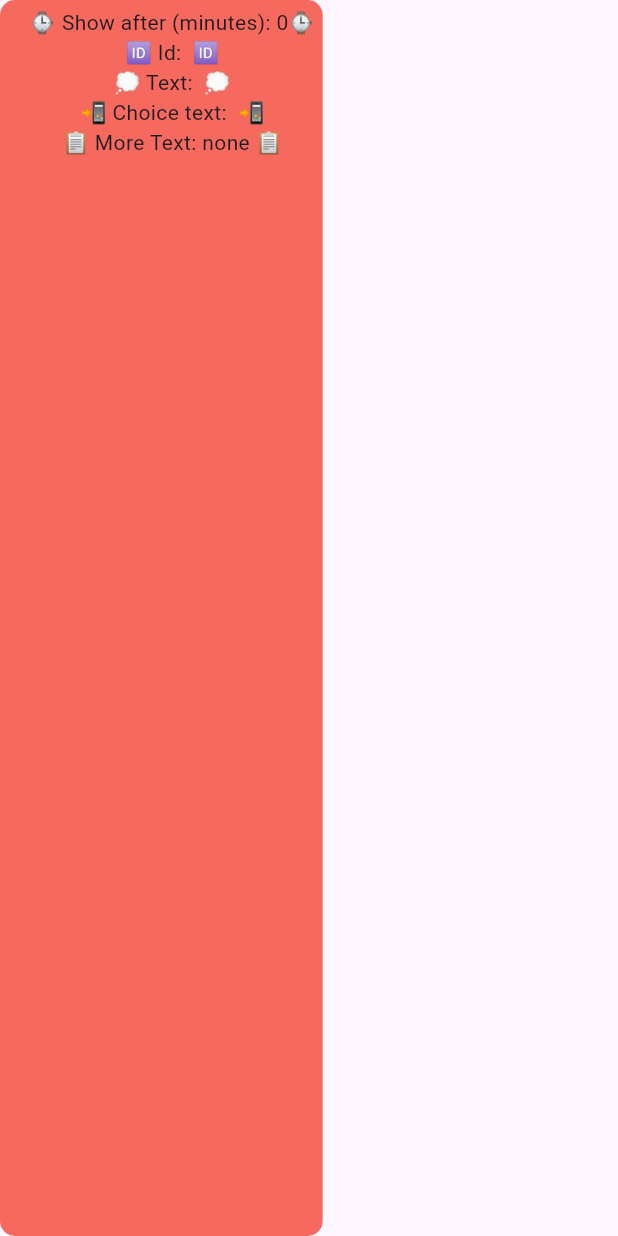
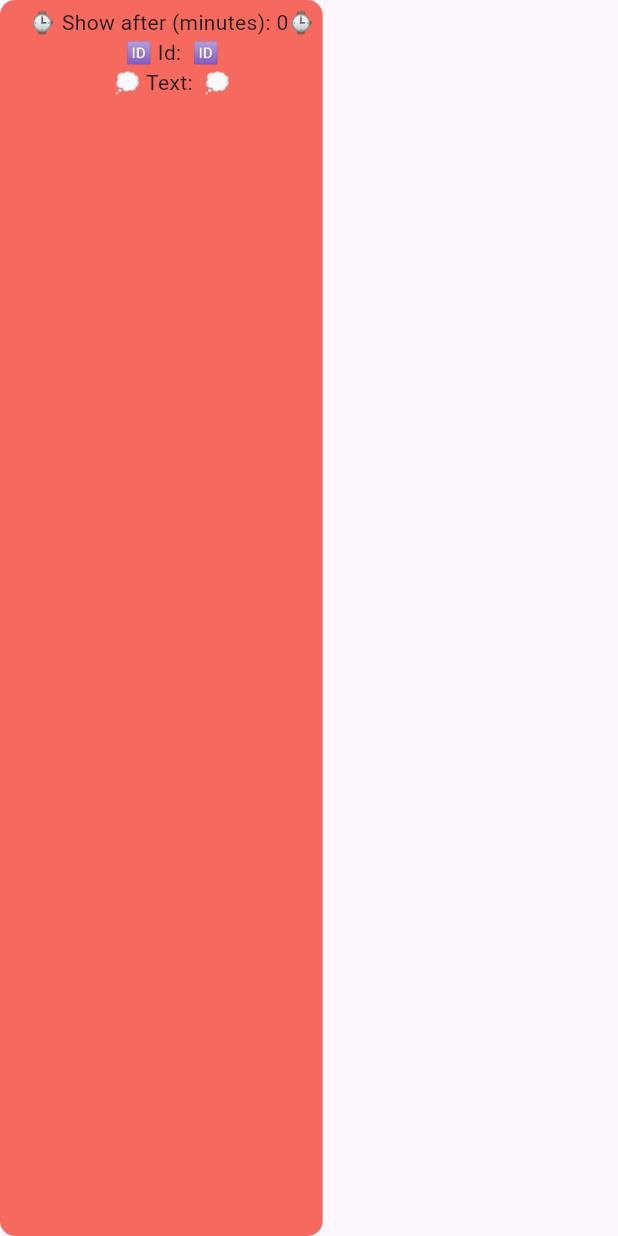
Before and after one commit to acassar/story_creator, a Flutter app: the StoryNode widget shown alone on an empty page, opened directly with empty values, on a phone screen of 412 x 824 dp. Run offline on Flutter 3.47's test engine with Material 2 defaults, Android fonts, the phone set to English and light mode, and no system bars; missing offline and left inert: graphview.

Commit message:
changed data model to a non merged node system. now: every node is a text, no matter if it's the user or the story character

```diff
--- a/lib/components/toolBar.dart
+++ b/lib/components/toolBar.dart
@@ -1,7 +1,7 @@
 import 'package:flutter/material.dart';
 import 'package:flutter/services.dart';
 import 'package:provider/provider.dart';
-import 'package:story_creator/services/nodeService.dart';
+import 'package:story_creator/services/nodeServiceProvider.dart';
 
 class Toolbar extends StatefulWidget {
   final dynamic createNode;
@@ -92,11 +92,11 @@ class _ToolbarState extends State<Toolbar> {
             error.join("\n"),
             style: const TextStyle(color: Colors.red),
           ),
-          Consumer<NodeService>(builder: (context, nodeService, child) {
+          Consumer<NodeServiceProvider>(builder: (context, nodeService, child) {
             return Text(
                 "choice to: ${nodeService.selectedNode?.id ?? "nothing"}");
           }),
-          Consumer<NodeService>(builder: (context, nodeService, child) {
+          Consumer<NodeServiceProvider>(builder: (context, nodeService, child) {
             return Row(
               children: [
                 Expanded(
@@ -162,9 +162,9 @@ class _ToolbarState extends State<Toolbar> {
                                                   null
                                               ? () => widget.createNode(
                                                     textController.text,
-                                                    choiceTextController.text,
                                                     endTypeSelected,
                                                     minutesDelayController.text,
+                                                    false,
                                                   )
                                               : null,
                                           child: Container(
@@ -182,9 +182,9 @@ class _ToolbarState extends State<Toolbar> {
                                             nodeService.selectedNode != null
                                                 ? () => widget.updateNode(
                                                       textController.text,
-                                                      choiceTextController.text,
                                                       endTypeSelected,
-                                                      minutesDelayController.text
+                                                      minutesDelayController.text,
+                                                      false,
                                                     )
                                                 : null,
                                         child: Container(
--- a/lib/main.dart
+++ b/lib/main.dart
@@ -1,13 +1,13 @@
 import 'package:flutter/material.dart';
 import 'package:provider/provider.dart';
 import 'package:story_creator/screens/storyCreator.dart';
-import 'package:story_creator/services/nodeService.dart';
+import 'package:story_creator/services/nodeServiceProvider.dart';
 
 void main() {
   runApp(
     ChangeNotifierProvider(
       child: const MyApp(),
-      create: (context) => NodeService(),
+      create: (context) => NodeServiceProvider(),
     ),
   );
 }
--- a/lib/models/story.dart
+++ b/lib/models/story.dart
@@ -12,7 +12,7 @@ class Story {
 
   Story(this.title, Map<String, dynamic> _data) {
     var firstNode = _data["nodes"][0];
-    entryPoint = StoryItem(firstNode["id"], firstNode["text"], choiceText: firstNode["choice_text"], end: StoryItem.stringToEndType(firstNode["end"]), moreText: convertToListString(firstNode["more_text"]));
+    entryPoint = convertToStoryItem(firstNode);
     for (var item in _data["nodes"]) {
       items.add(convertToStoryItem(item));
     }
@@ -34,13 +34,7 @@ class Story {
   }
 
   StoryItem convertToStoryItem(Map<String, dynamic> data) {
-    StoryItem item = StoryItem(
-      data["id"],
-      data["text"],
-      choiceText: data["choice_text"],
-      end: addEnd(data["end"]),
-      moreText: convertToListString(data["more_text"])
-    );
+    StoryItem item = StoryItem(data["id"], data["text"], end: addEnd(data["end"]), isUser: data["is_user"] == "true" ? true : false, minutesToWait: int.parse(data["minutes_to_wait"]));
     return item;
   }
 }
--- a/lib/models/storyItem.dart
+++ b/lib/models/storyItem.dart
@@ -7,25 +7,23 @@ enum EndType { bad, good, not }
 class StoryItem {
   String id;
   String text;
-  List<String> moreText;
-  String choiceText;
   EndType end;
   int minutesToWait;
+  bool isUser;
 
   StoryItem(
     this.id,
     this.text, {
-    required this.choiceText,
     required this.end,
-    required this.moreText,
+    this.isUser = false,
     this.minutesToWait = 0
   });
 
   static createFromForm(
       {required String id,
       required String text,
-      required String choiceText,
       required String minutesDelay,
+      required bool isUser,
       String? end}) {
     List<String> formatedText = text.split("\n");
     List<String> moreText = formatedText.sublist(1);
@@ -33,18 +31,7 @@ class StoryItem {
       (element) => element == "",
     );
     return StoryItem(id, formatedText[0],
-        choiceText: choiceText, moreText: moreText.isEmpty ? [] : moreText, end: end != null ? stringToEndType(end) : EndType.not, minutesToWait: int.parse(minutesDelay));
-  }
-
-  _getMoreTextString() {
-    String s = moreText == ""
-        ? "\n -${moreText.map((e) => "$e").join("\n- ")}"
-        : "none";
-    return s;
-  }
-
-  String? _getMoreTextJson() {
-    return moreText.isNotEmpty ? "[\n\"${moreText!.join("\",\n\"")}\"\n]" : "[]";
+        isUser: isUser, end: end != null ? stringToEndType(end) : EndType.not, minutesToWait: int.parse(minutesDelay));
   }
 
   static stringToEndType(String end) {
@@ -78,9 +65,9 @@ class StoryItem {
   {
     "id": "$id",
     "text": "$text",
-    "choice_text": "$choiceText",
     "end": "${endTypeToString(end) ?? "not"}",
-    "more_text": ${_getMoreTextJson()}
+    "minutes_to_wait": "$minutesToWait",
+    "is_user": "$isUser"
   }
 """;
   }
@@ -91,8 +78,6 @@ class StoryItem {
     ⌚ Show after (minutes): $minutesToWait⌚
     🆔 Id: $id 🆔
     💭 Text: $text 💭
-    📲 Choice text: $choiceText 📲
-    📋 More Text: ${_getMoreTextString()} 📋
   """;
   }
 }
--- a/lib/services/nodeService.dart
+++ b/lib/services/nodeServiceProvider.dart
@@ -3,7 +3,7 @@ import 'dart:ui';
 import 'package:flutter/material.dart';
 import 'package:story_creator/models/storyItem.dart';
 
-class NodeService extends ChangeNotifier {
+class NodeServiceProvider extends ChangeNotifier {
   StoryItem? selectedNode;
   StoryItem? linkToSelection;
   bool isLinkingTo = false;
```
Also changed, not shown: lib/screens/storyCreator.dart (+16 -16 lines), lib/services/storyService.dart (+11 -19 lines), stories/example/example.json (+8 -7 lines).
